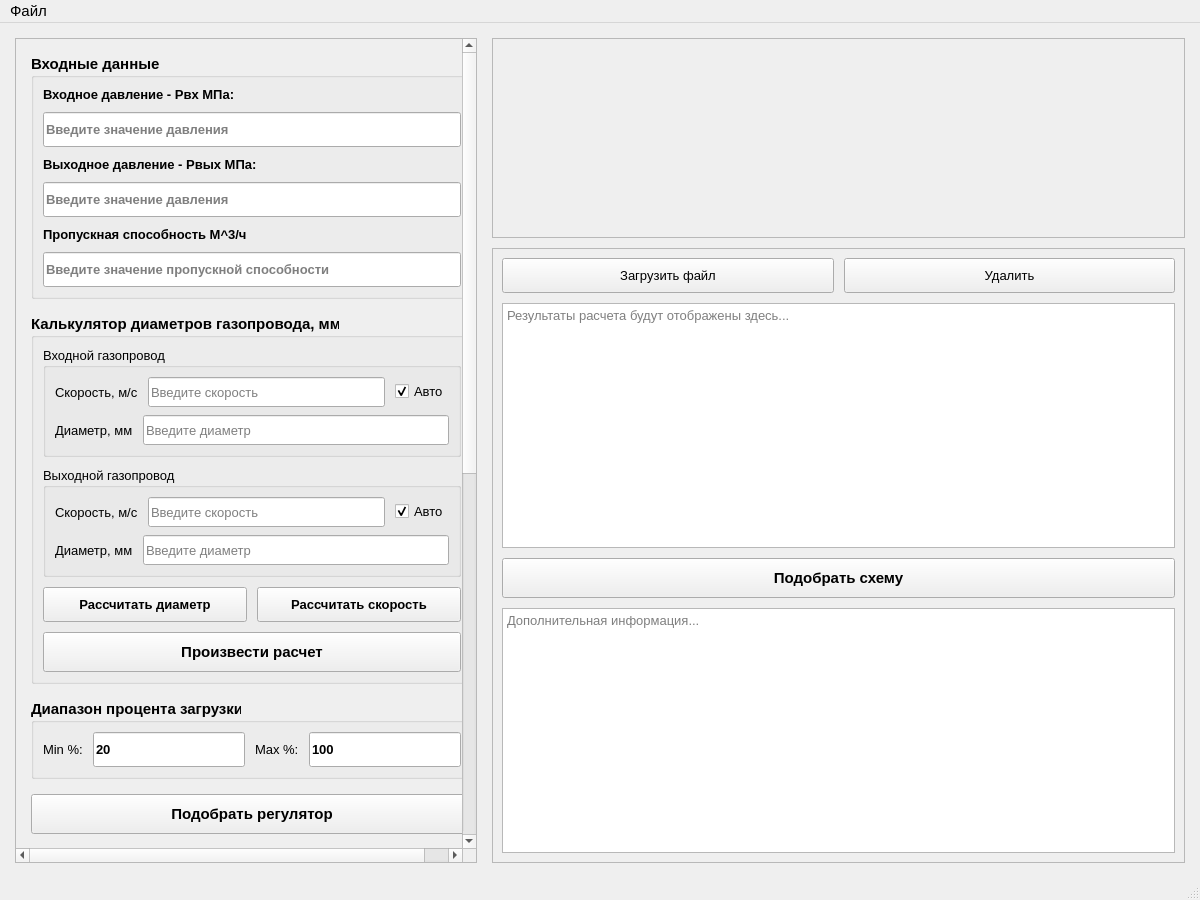
Qt form src/mainwindow.ui (VladislavKiseliov/task_regulator_selection_program) before a commit.
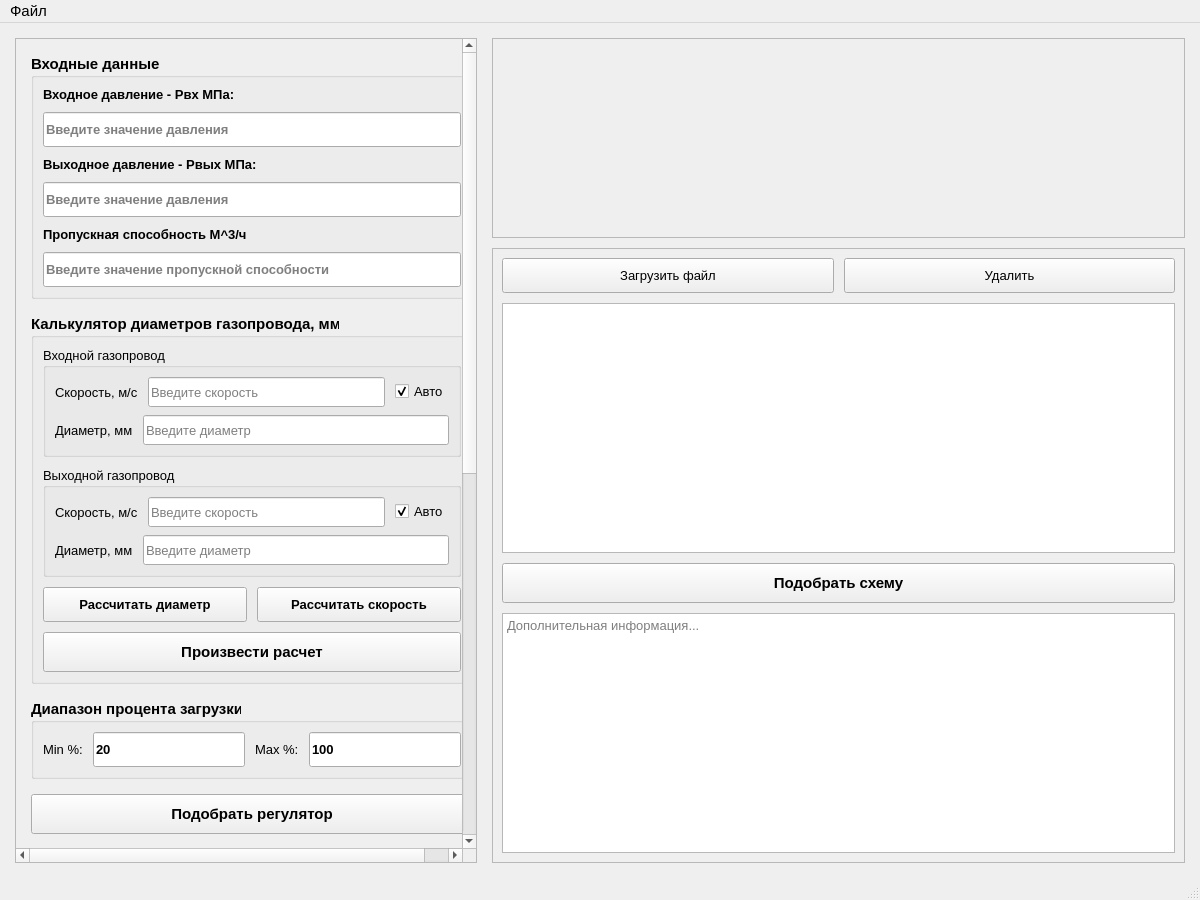
The same form after that commit. Icons and pictures are not drawn.

Patch:
```diff
--- a/src/mainwindow.ui
+++ b/src/mainwindow.ui
@@ -1465,20 +1465,63 @@
                 </layout>
                </item>
               <item>
-               <widget class="QPlainTextEdit" name="plainTextEdit">
-                <property name="font">
-                 <font>
-                  <pointsize>10</pointsize>
-                 </font>
-                </property>
-                <property name="readOnly">
-                 <bool>true</bool>
-                </property>
-                <property name="placeholderText">
-                 <string>Результаты расчета будут отображены здесь...</string>
-                </property>
-               </widget>
-              </item>
+                 <widget class="QScrollArea" name="regulatorsScrollArea">
+                  <property name="widgetResizable">
+                   <bool>true</bool>
+                  </property>
+                  <property name="sizePolicy">
+                   <sizepolicy hsizetype="Preferred" vsizetype="Fixed">
+                    <horstretch>0</horstretch>
+                    <verstretch>0</verstretch>
+                   </sizepolicy>
+                  </property>
+                  <property name="minimumSize">
+                   <size>
+                    <width>0</width>
+                    <height>250</height> <!-- минимальная высота -->
+                   </size>
+                  </property>
+                  <property name="maximumSize">
+                   <size>
+                    <width>16777215</width>
+                    <height>300</height> <!-- МАКСИМАЛЬНАЯ ВЫСОТА — КЛЮЧЕВО! -->
+                   </size>
+                  </property>
+                  <property name="frameShape">
+                   <enum>QFrame::StyledPanel</enum>
+                  </property>
+                  <widget class="QWidget" name="regulatorsScrollContent">
+                   <property name="geometry">
+                    <rect>
+                     <x>0</x>
+                     <y>0</y>
+                     <width>380</width>
+                     <height>250</height>
+                    </rect>
+                   </property>
+                  <property name="styleSheet">
+                    <string notr="true">background-color: white;</string>
+                  </property>
+                   <layout class="QVBoxLayout" name="regulatorsLayout">
+                    <property name="spacing">
+                     <number>1</number>
+                    </property>
+                    <property name="leftMargin">
+                     <number>1</number>
+                    </property>
+                    <property name="topMargin">
+                     <number>1</number>
+                    </property>
+                    <property name="rightMargin">
+                     <number>1</number>
+                    </property>
+                    <property name="bottomMargin">
+                     <number>1</number>
+                    </property>
+                   </layout>
+                  </widget>
+                 </widget>
+                </item>
               <item>
                <widget class="QPushButton" name="pushButton_selected_scheme">
                 <property name="minimumSize">
```
